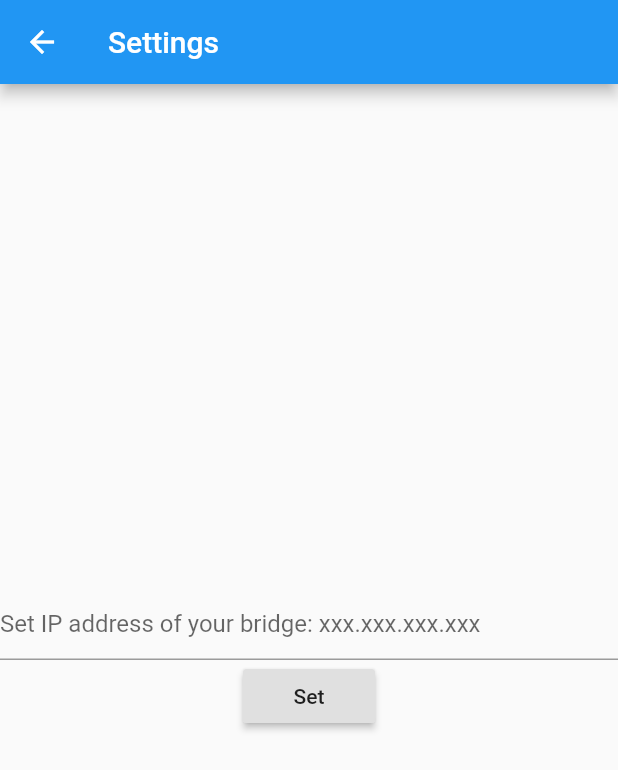
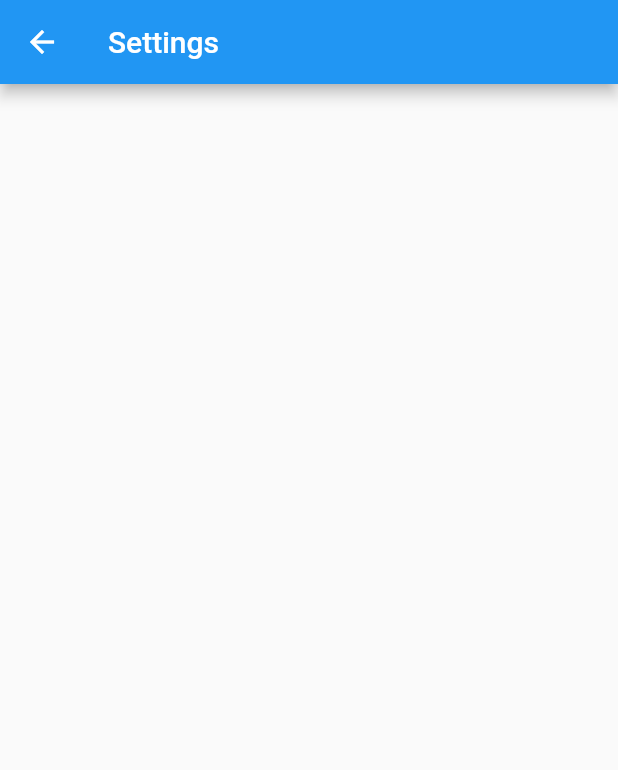
Before and after one commit to remonh87/huenicorn, a Flutter app: the HuenicornSettings screen opened directly, on a phone screen of 412 x 824 dp. Shown: the top 770 px of the screen. Run offline on Flutter 3.47's test engine with Material 2 defaults, Android fonts, the phone set to English and light mode, and no system bars.

Commit message:
fixed static analyzer issues

```diff
--- a/lib/HuenicornSettings.dart
+++ b/lib/HuenicornSettings.dart
@@ -21,23 +21,6 @@ class HuenicornSettingsState extends State<HuenicornSettings>{
         ),
         title: new Text('Settings'),
       ),
-      body: new Column(
-        mainAxisAlignment: MainAxisAlignment.center,
-        children: <Widget>[
-          new TextField(
-            controller: new TextEditingController(),
-            decoration: new InputDecoration(
-              hintText: 'Set IP address of your bridge: xxx.xxx.xxx.xxx',
-            ),
-          ),
-          new RaisedButton(
-            onPressed: () {
-              // do nothing
-            },
-            child: new Text('Set'),
-          ),
-        ],
-      ),
     );
   }
 }
--- a/lib/main.dart
+++ b/lib/main.dart
@@ -17,8 +17,6 @@ class MyApp extends StatelessWidget {
 
 class HuenicornHome extends StatefulWidget {
   HuenicornHome({Key key}) : super(key: key);
-
-  final String title;
 
   @override
   _HuenicornHomeState createState() => new _HuenicornHomeState();
```
